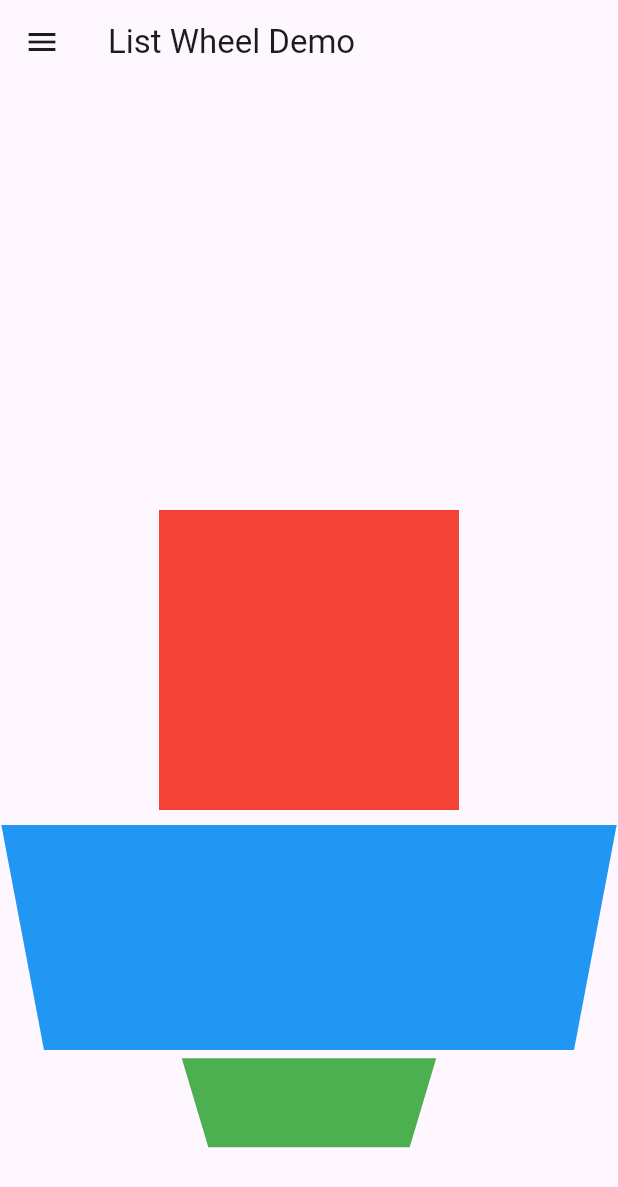
After one commit to sssloba/flutter-widgets-demo, a Flutter app: the ListWheelDemo screen opened directly, on a phone screen of 412 x 824 dp. The commit adds this screen. Shown: the top 1187 px of the screen. Run offline on Flutter 3.47's test engine with Material 3 defaults, Android fonts, the phone set to English and light mode, and no system bars.

Commit message:
list-wheel-demo

```diff
--- a/lib/screen_exports.dart
+++ b/lib/screen_exports.dart
@@ -7,6 +7,7 @@ export 'package:flutter_widgets_demo/screens/callback_text_first.dart';
 export 'package:flutter_widgets_demo/screens/custom_buttons_demo.dart';
 export 'package:flutter_widgets_demo/screens/draggable_scrollabe_demo.dart';
 export 'package:flutter_widgets_demo/screens/drop_down_demo.dart';
+export 'package:flutter_widgets_demo/screens/list_wheel_demo.dart';
 export 'package:flutter_widgets_demo/screens/overflow_bar_demo.dart';
 export 'package:flutter_widgets_demo/screens/overlay_portal_demo.dart';
 export 'package:flutter_widgets_demo/screens/paginated_infinite_list_view.dart';
--- /dev/null
+++ b/lib/screens/list_wheel_demo.dart
@@ -0,0 +1,57 @@
+import 'package:flutter/material.dart';
+import 'package:flutter_widgets_demo/widgets/app_drawer.dart';
+
+class ListWheelDemo extends StatefulWidget {
+  const ListWheelDemo({super.key});
+
+  @override
+  State<ListWheelDemo> createState() => _ListWheelDemoState();
+}
+
+class _ListWheelDemoState extends State<ListWheelDemo> {
+  @override
+  Widget build(BuildContext context) {
+    return Scaffold(
+      drawer: const AppDrawer(),
+      appBar: AppBar(
+        title: const Text('List Wheel Demo'),
+      ),
+      body: Center(
+        child: ListWheelScrollView(itemExtent: 200, children: [
+          Container(
+            width: 200,
+            color: Colors.red,
+          ),
+          Container(
+            width: 700,
+            color: Colors.blue,
+          ),
+          Container(
+            width: 200,
+            color: Colors.green,
+          ),
+          Container(
+            width: 300,
+            color: Colors.yellow,
+          ),
+          Container(
+            width: 200,
+            color: Colors.red,
+          ),
+          Container(
+            width: 100,
+            color: Colors.blue,
+          ),
+          Container(
+            width: 50,
+            color: Colors.green,
+          ),
+          Container(
+            width: 300,
+            color: Colors.yellow,
+          ),
+        ]),
+      ),
+    );
+  }
+}
--- a/lib/widgets/app_drawer.dart
+++ b/lib/widgets/app_drawer.dart
@@ -34,6 +34,7 @@ class AppDrawer extends StatelessWidget {
           DrawerTile('Badge Demo', BadgeDemo()),
           DrawerTile('OTP Demo', OtpDemo()),
           DrawerTile('About Licences', ShowLicencesDemo()),
+          DrawerTile('List Wheel Demo', ListWheelDemo()),
         ],
       ),
     );
```
Also changed, not shown: pubspec.lock.
